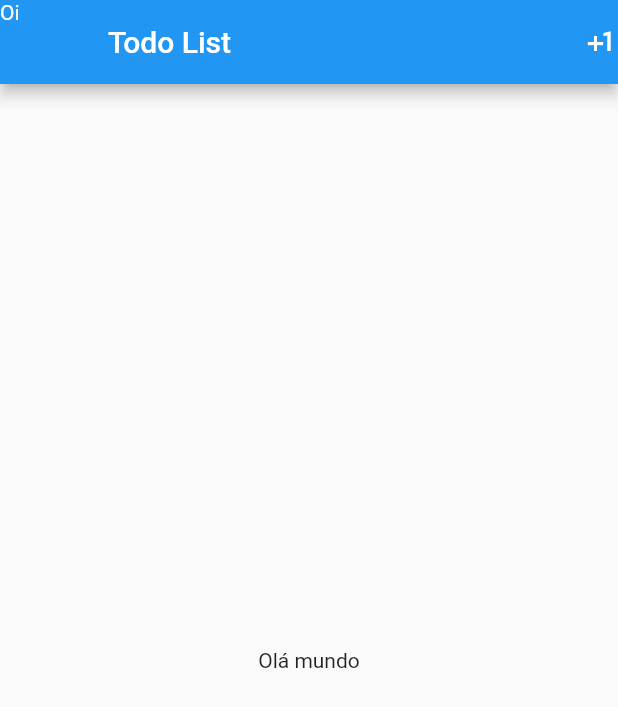
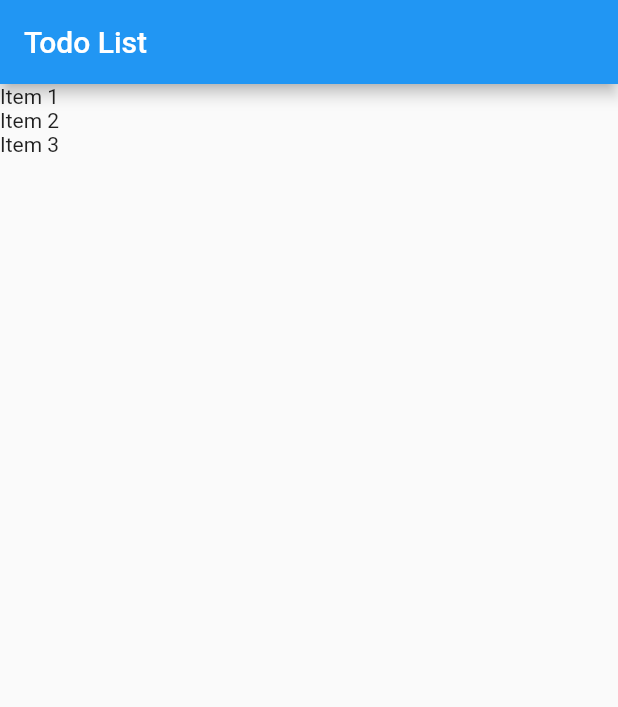
Before and after one commit to rvbx/flutter_todo_app, a Flutter app: the screen it shows after launch, on a phone screen of 412 x 824 dp. Shown: the top 707 px of the screen. Run offline on Flutter 3.47's test engine with Material 2 defaults, Android fonts, the phone set to English and light mode, and no system bars.

Commit message:
Criando e exibindo lista de itens

```diff
--- a/lib/main.dart
+++ b/lib/main.dart
@@ -1,4 +1,6 @@
 import 'package:flutter/material.dart';
+
+import 'models/item.dart';
 
 void main() => runApp(App());
 
@@ -17,21 +19,32 @@ class App extends StatelessWidget {
   }
 }
 
-class HomePage extends StatelessWidget {
+class HomePage extends StatefulWidget {
+  var items = new List<Item>();
+
+  HomePage() {
+    items = [];
+    items.add(Item(title: "Item 1", done: false));
+    items.add(Item(title: "Item 2", done: true));
+    items.add(Item(title: "Item 3", done: false));
+  }
+
+  @override
+  _HomePageState createState() => _HomePageState();
+}
+
+class _HomePageState extends State<HomePage> {
   @override
   Widget build(BuildContext context) {
     return Scaffold(
       appBar: AppBar(
-        leading: Text("Oi"),
         title: Text("Todo List"),
-        actions: <Widget>[
-          Icon(Icons.plus_one),
-        ],
       ),
-      body: Container(
-        child: Center(
-          child: Text("Olá mundo"),
-        ),
+      body: ListView.builder(
+        itemCount: widget.items.length,
+        itemBuilder: (BuildContext ctxt, int index) {
+          return Text(widget.items[index].title);
+        },
       ),
     );
   }
```
